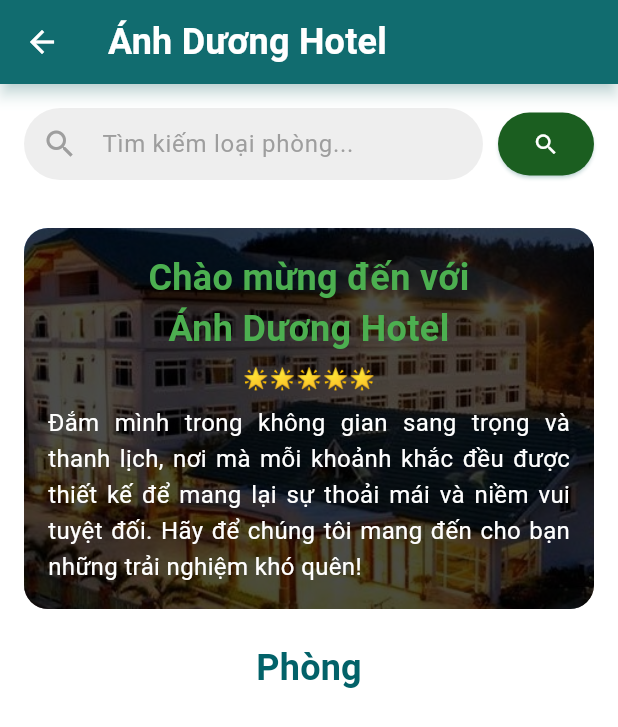
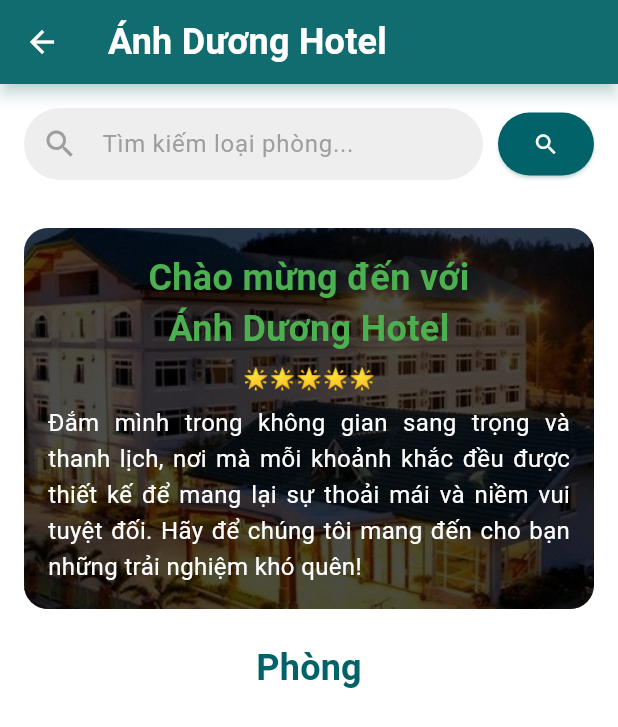
Before and after one commit to LeTram055/NienLuanNganh_client, a Flutter app: the HomeScreen screen opened directly, on a phone screen of 412 x 824 dp. Shown: the top 727 px of the screen. Run offline on Flutter 3.47's test engine with Material 3 defaults, Android fonts, the phone set to English and light mode, and no system bars; our stand-ins replace flutter_dotenv; accounts and stored records are empty; network calls fail.

Commit message:
cap nhat

```diff
--- a/lib/ui/home/home_screen.dart
+++ b/lib/ui/home/home_screen.dart
@@ -55,7 +55,7 @@ class _HomeScreenState extends State<HomeScreen> {
                   const SizedBox(width: 10),
                   ElevatedButton(
                     style: ElevatedButton.styleFrom(
-                      backgroundColor: Colors.green[900],
+                      backgroundColor: Theme.of(context).primaryColor,
                       padding: const EdgeInsets.symmetric(vertical: 12.0),
                       shape: RoundedRectangleBorder(
                         borderRadius: BorderRadius.circular(30.0),
--- a/lib/ui/room_type/room_type_card.dart
+++ b/lib/ui/room_type/room_type_card.dart
@@ -36,7 +36,7 @@ class RoomTypeCard extends StatelessWidget {
         shape: RoundedRectangleBorder(
           borderRadius: BorderRadius.circular(15.0),
         ),
-        color: const Color.fromARGB(255, 231, 251, 232),
+        color: const Color.fromARGB(255, 231, 250, 251),
         elevation: 5,
         child: Column(
           crossAxisAlignment: CrossAxisAlignment.start,
```
